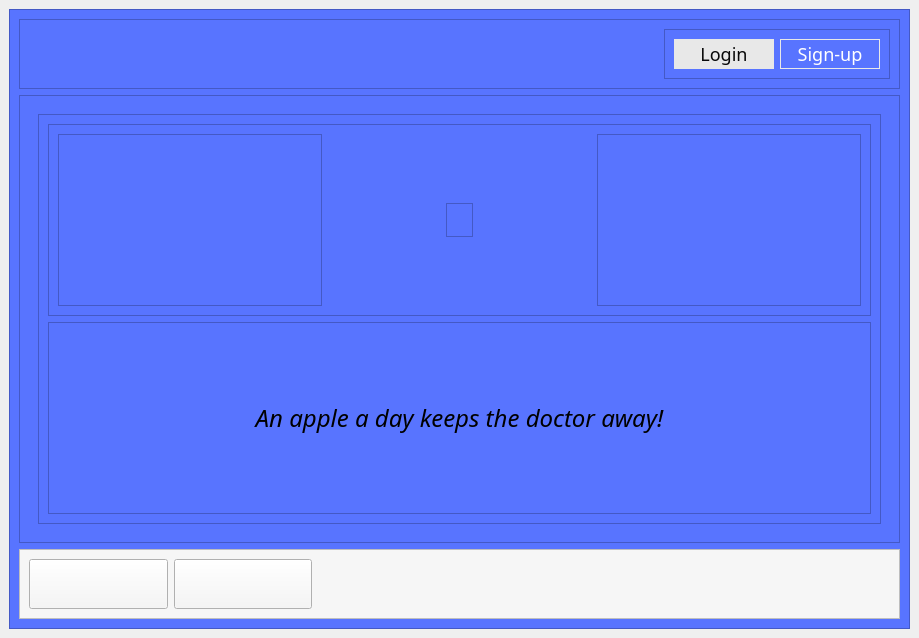
Old version of the form ui/homepage.ui in the repository neel-mistry/PoCoH-MiniProj.
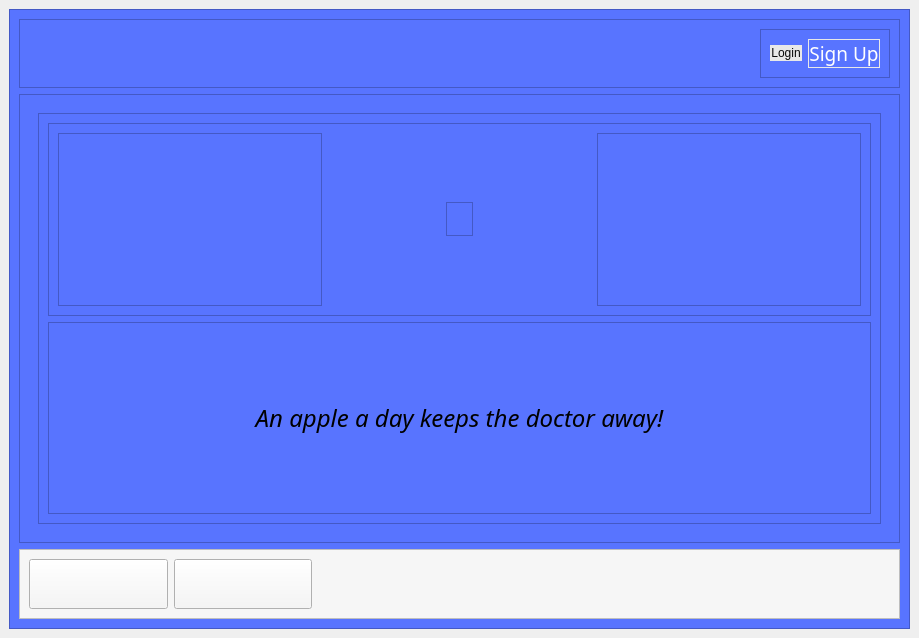
New version of the form. Icons and pictures are not drawn.

```diff
--- a/ui/homepage.ui
+++ b/ui/homepage.ui
@@ -47,28 +47,15 @@
             <layout class="QHBoxLayout" name="horizontalLayout_4">
              <item>
               <widget class="QPushButton" name="blogin">
-               <property name="minimumSize">
-                <size>
-                 <width>100</width>
-                 <height>30</height>
-                </size>
-               </property>
-               <property name="font">
-                <font>
-                 <family>Poppins</family>
-                 <pointsize>-1</pointsize>
-                 <italic>false</italic>
-                 <bold>false</bold>
-                </font>
-               </property>
                <property name="styleSheet">
                 <string notr="true">QPushButton#blogin{
 font: 14pt &quot;Poppins&quot;;
  color: #090909;
- font-size: 18px;
  border-radius: 0.5em;
  background: #e8e8e8;
  border: 1px solid #e8e8e8;
+ padding-left: 0.5em;
+ padding-right: 0.5em;
 }
 
 
@@ -84,27 +71,22 @@
              </item>
              <item>
               <widget class="QPushButton" name="bsignup">
-               <property name="minimumSize">
-                <size>
-                 <width>100</width>
-                 <height>30</height>
-                </size>
-               </property>
                <property name="font">
                 <font>
                  <family>Poppins</family>
-                 <pointsize>-1</pointsize>
+                 <pointsize>14</pointsize>
                  <italic>false</italic>
                  <bold>false</bold>
                 </font>
                </property>
                <property name="styleSheet">
                 <string notr="true">QPushButton#bsignup{
-	font: 14pt &quot;Poppins&quot;;
+ font: 14pt &quot;Poppins&quot;;
  color: #ffffff;
- font-size: 18px;
  border-radius: 0.5em;
  border: 1px solid #e8e8e8;
+ padding-left: 0.5em;
+ padding-right: 0.5em;
 }
 
 QPushButton#bsignup:hover {
@@ -116,7 +98,7 @@
 </string>
                </property>
                <property name="text">
-                <string>Sign-up</string>
+                <string>Sign Up</string>
                </property>
               </widget>
              </item>
```
Left out of the diff: 4 changed lines with no effect on the pictures.
